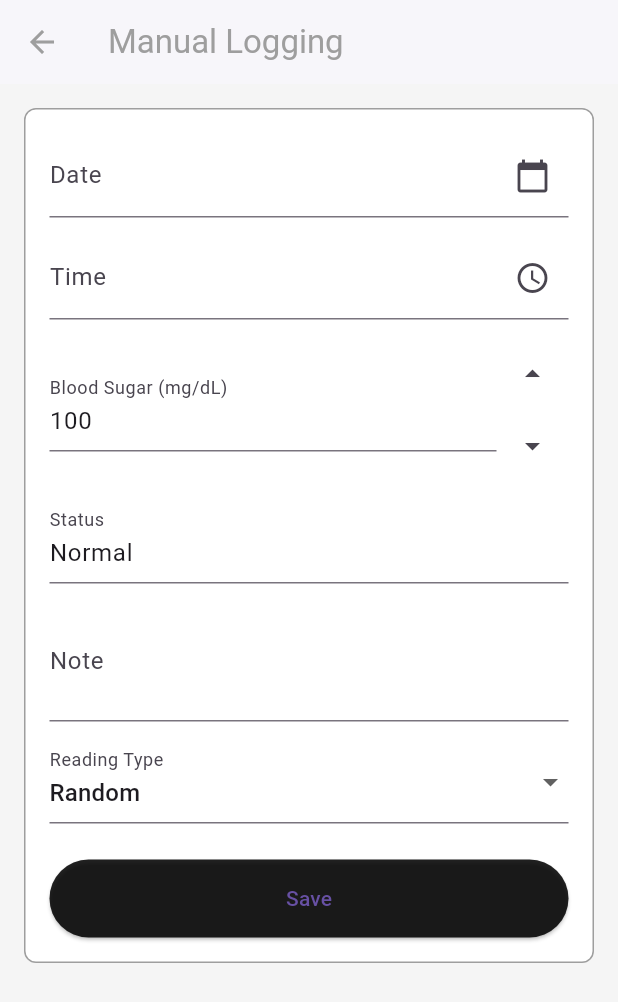
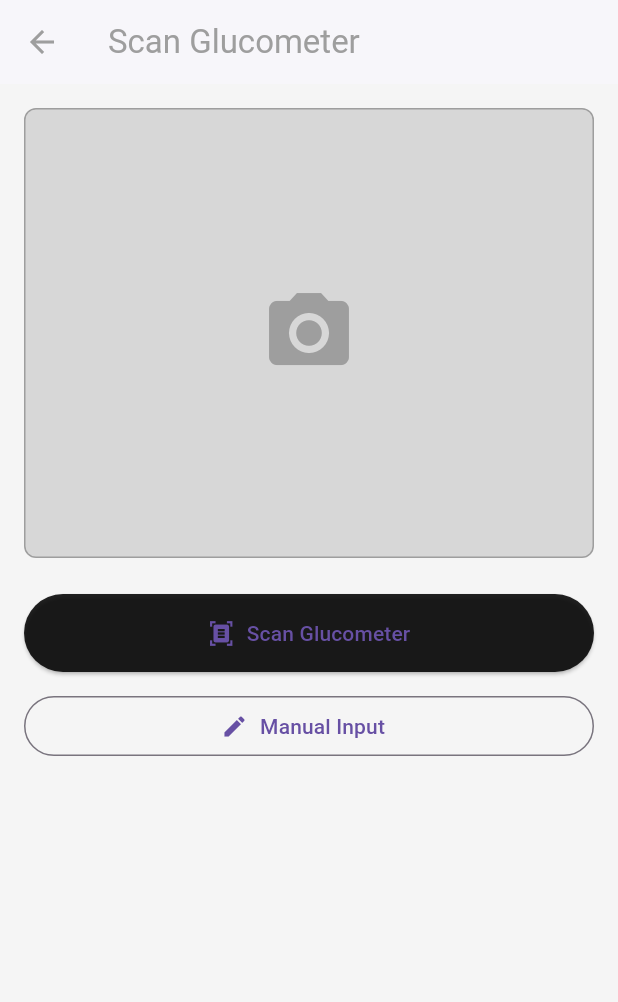
Before and after one commit to ywxvnz/glucomate, a Flutter app: the screen it shows after launch, after a tap on the "add" icon, on a phone screen of 412 x 824 dp. Shown: the top 1002 px of the screen. Run offline on Flutter 3.47's test engine with Material 3 defaults, Android fonts, the phone set to English and light mode, and no system bars.

Commit message:
scan glucometer f

```diff
--- a/lib/screens/dashboard_screen.dart
+++ b/lib/screens/dashboard_screen.dart
@@ -1,6 +1,7 @@
 import 'package:flutter/material.dart';
 import '../widgets/glucose_card.dart';
 import 'manual_logging_screen.dart';
+import 'scan_glucometer_screen.dart';
 
 class DashboardScreen extends StatelessWidget {
   const DashboardScreen({super.key});
@@ -25,7 +26,10 @@ class DashboardScreen extends StatelessWidget {
 
             const SizedBox(height: 24),
 
-            ElevatedButton(
+            // Manual Logging Button
+            SizedBox(
+              width: double.infinity,
+              child: ElevatedButton(
                 onPressed: () {
                   Navigator.push(
                     context,
@@ -36,6 +40,25 @@ class DashboardScreen extends StatelessWidget {
                 },
                 child: const Text('Go to Manual Logging'),
               ),
+            ),
+
+            const SizedBox(height: 12),
+
+            // Scan Glucometer Button
+            SizedBox(
+              width: double.infinity,
+              child: OutlinedButton(
+                onPressed: () {
+                  Navigator.push(
+                    context,
+                    MaterialPageRoute(
+                      builder: (_) => const ScanGlucometerScreen(),
+                    ),
+                  );
+                },
+                child: const Text('Scan Glucometer'),
+              ),
+            ),
           ],
         ),
       ),
@@ -44,7 +67,7 @@ class DashboardScreen extends StatelessWidget {
           Navigator.push(
             context,
             MaterialPageRoute(
-              builder: (_) => ManualLoggingScreen(),
+              builder: (_) => ScanGlucometerScreen(),
             ),
           );
         },
--- /dev/null
+++ b/lib/screens/scan_glucometer_screen.dart
@@ -0,0 +1,83 @@
+import 'package:flutter/material.dart';
+import '../utils/app_colors.dart';
+import 'manual_logging_screen.dart';
+
+class ScanGlucometerScreen extends StatelessWidget {
+  const ScanGlucometerScreen({super.key});
+
+  @override
+  Widget build(BuildContext context) {
+    return Scaffold(
+      appBar: AppBar(
+        title: const Text('Scan Glucometer'),
+        backgroundColor: AppColors.white,
+        foregroundColor: AppColors.textGray,
+        elevation: 1,
+      ),
+      body: Padding(
+        padding: const EdgeInsets.all(16),
+        child: Column(
+          children: [
+            // Camera Preview Placeholder
+            Container(
+              height: 300,
+              width: double.infinity,
+              decoration: BoxDecoration(
+                color: Colors.black12,
+                border: Border.all(color: AppColors.borderGray),
+                borderRadius: BorderRadius.circular(8),
+              ),
+              child: const Center(
+                child: Icon(
+                  Icons.camera_alt,
+                  size: 64,
+                  color: Colors.grey,
+                ),
+              ),
+            ),
+
+            const SizedBox(height: 24),
+
+            // Scan Button
+            SizedBox(
+              width: double.infinity,
+              child: ElevatedButton.icon(
+                onPressed: () {
+                  // TODO: OCR logic later
+                  ScaffoldMessenger.of(context).showSnackBar(
+                    const SnackBar(content: Text('Scanning not implemented yet')),
+                  );
+                },
+                icon: const Icon(Icons.document_scanner),
+                label: const Text('Scan Glucometer'),
+                style: ElevatedButton.styleFrom(
+                  padding: const EdgeInsets.symmetric(vertical: 16),
+                  backgroundColor: AppColors.buttonGray,
+                ),
+              ),
+            ),
+
+            const SizedBox(height: 12),
+
+            // Manual Input Button
+            SizedBox(
+              width: double.infinity,
+              child: OutlinedButton.icon(
+                onPressed: () {
+                  Navigator.push(
+                    context,
+                    MaterialPageRoute(
+                      builder: (_) => ManualLoggingScreen(),
+                    ),
+                  );
+                },
+                icon: const Icon(Icons.edit),
+                label: const Text('Manual Input'),
+              ),
+            ),
+          ],
+        ),
+      ),
+    );
+  }
+}
```
Lines whose indentation alone changed are shown as unchanged.
